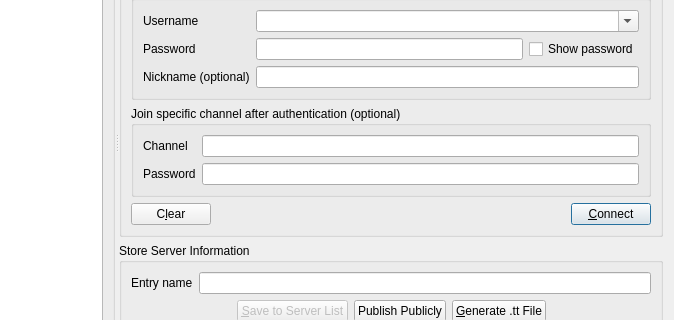
BearWare/TeamTalk5, file Client/qtTeamTalk/serverlist.ui: the form before one commit; both pictures show x 264 to 938 and y 170 to 490 of the 938 by 623 pixel window.
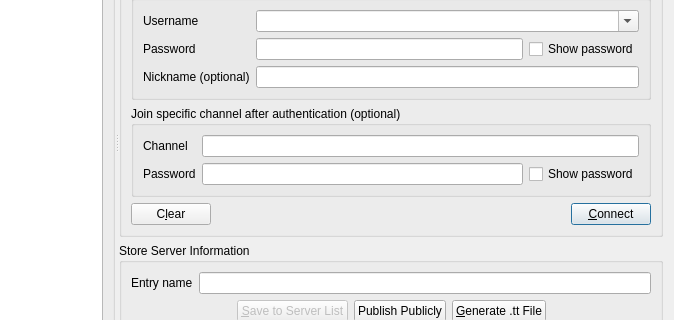
The form after the commit. Icons and pictures are not drawn. Custom widgets are drawn as their Qt base class.

Commit message: Add checkbox to show channel password

The edit to the form file:
```diff
--- a/Client/qtTeamTalk/serverlist.ui
+++ b/Client/qtTeamTalk/serverlist.ui
@@ -297,11 +297,22 @@
               </widget>
              </item>
              <item row="1" column="1">
+              <layout class="QHBoxLayout" name="horizontalLayout_7">
+               <item>
               <widget class="QLineEdit" name="chanpasswdEdit">
                <property name="echoMode">
                 <enum>QLineEdit::Password</enum>
                </property>
               </widget>
+               </item>
+               <item>
+                <widget class="QCheckBox" name="chanpasswordChkBox">
+                 <property name="text">
+                  <string>Show password</string>
+                 </property>
+                </widget>
+               </item>
+              </layout>
              </item>
             </layout>
            </widget>
```
Lines whose indentation alone changed are shown as unchanged. The commit also changes 1 other file.
